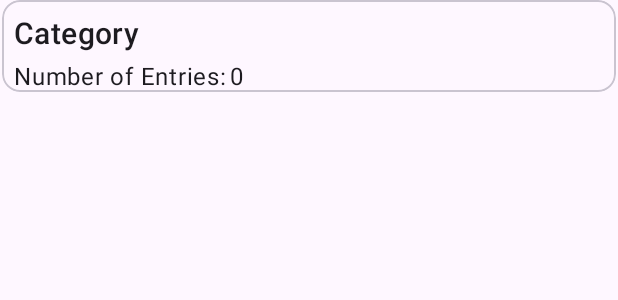
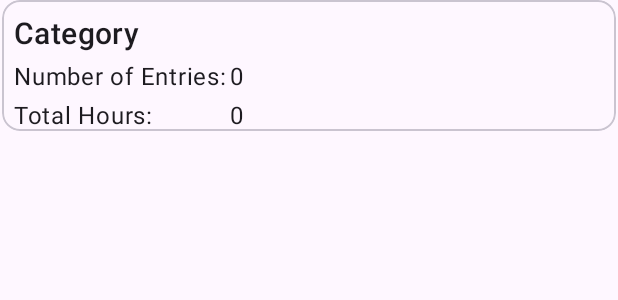
Before and after one commit to ST10089515/TymeMA_groupB, an Android app built with Jetpack Compose: the layout recycler_view_row_categories.xml on its own in the app's theme, with its tools: preview values and no code run, on a phone screen of 412 x 824 dp. Shown: the top 300 px of the screen. Run offline under Robolectric (Android 15) with nearby library versions, the phone set to English and light mode, and no system bars.

Commit message:
show total hours of entries in each category

```diff
--- a/app/src/main/java/com/example/tymema_v1/Categories.kt
+++ b/app/src/main/java/com/example/tymema_v1/Categories.kt
@@ -76,7 +76,7 @@ class Categories : AppCompatActivity(), RecyclerViewListener, NavigationView.OnN
 
 
     override fun onEntryClick(entry: TimeSheetEntries, position: Int) {
-        val intent = Intent(this, EntryDetails::class.java)
+        val intent = Intent(this, Main_menu::class.java)
         intent.putExtra("entry",entry as Serializable)
         startActivity(intent)
     }
--- a/app/src/main/res/layout/recycler_view_row_categories.xml
+++ b/app/src/main/res/layout/recycler_view_row_categories.xml
@@ -52,6 +52,27 @@
                 app:layout_constraintStart_toStartOf="@+id/numberOfEntriesLabel"
                 app:layout_constraintTop_toTopOf="@+id/numberOfEntriesLabel" />
 
+            <!-- Add TextView for displaying total hours -->
+            <TextView
+                android:id="@+id/totalHoursLabel"
+                style="@style/TextAppearance.MaterialComponents.Body1"
+                android:layout_width="wrap_content"
+                android:layout_height="wrap_content"
+                android:text="Total Hours: "
+                app:layout_constraintStart_toStartOf="@+id/numberOfEntriesLabel"
+                app:layout_constraintTop_toBottomOf="@+id/numberOfEntriesLabel"
+                android:layout_marginTop="4dp"/>
+
+            <TextView
+                android:id="@+id/totalHours"
+                style="@style/TextAppearance.MaterialComponents.Body1"
+                android:layout_width="wrap_content"
+                android:layout_height="wrap_content"
+                android:layout_marginStart="144dp"
+                android:text="0"
+                app:layout_constraintStart_toStartOf="@+id/totalHoursLabel"
+                app:layout_constraintTop_toTopOf="@+id/totalHoursLabel" />
+
         </androidx.constraintlayout.widget.ConstraintLayout>
     </com.google.android.material.card.MaterialCardView>
 </androidx.constraintlayout.widget.ConstraintLayout>
```
Also changed, not shown: app/src/main/java/com/example/tymema_v1/CategoryAdapter.kt (+31 -2 lines).
